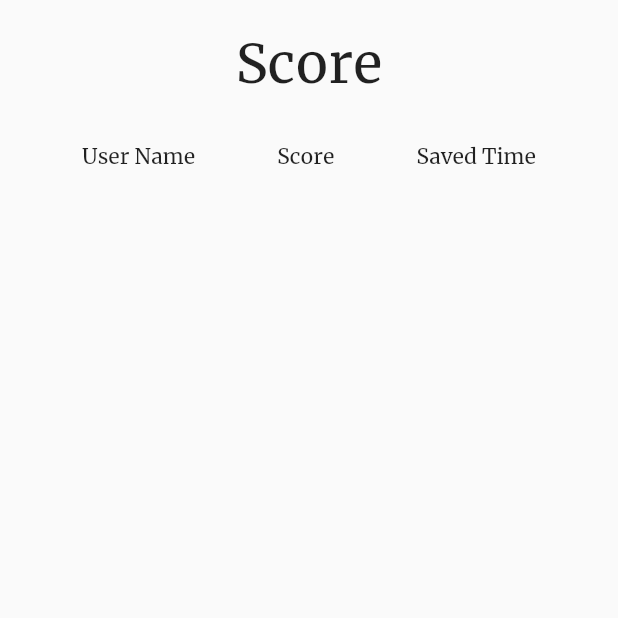
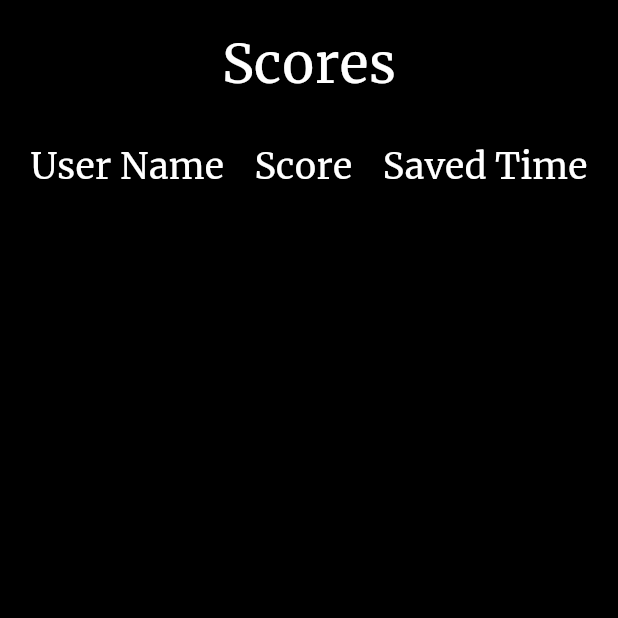
Before and after one commit to boring-km/flutter_dodge_game, a Flutter app: the ScoreScreen screen opened by its route, on a phone screen of 412 x 824 dp, the top half of it. Run offline on Flutter 3.47's test engine with Material 2 defaults, Android fonts, the phone set to English and light mode, and no system bars; our stand-ins replace get, hive, sensors_plus; missing offline and left inert: flame; accounts and stored records are empty.

Commit message:
Score 화면 개선

```diff
--- a/lib/presentation/score/score_screen.dart
+++ b/lib/presentation/score/score_screen.dart
@@ -8,6 +8,7 @@ class ScoreScreen extends StatelessWidget {
   @override
   Widget build(BuildContext context) {
     return Scaffold(
+      backgroundColor: Colors.black,
       body: SafeArea(
         child: Center(
           child: Padding(
@@ -16,33 +17,54 @@ class ScoreScreen extends StatelessWidget {
               mainAxisSize: MainAxisSize.min,
               children: [
                 const Text(
-                  'Score',
-                  style: TextStyle(fontSize: 36),
+                  'Scores',
+                  style: TextStyle(fontSize: 36, color: Colors.white),
                 ),
-                const SizedBox(height: 30,),
+                const SizedBox(
+                  height: 30,
+                ),
+                Row(
+                  mainAxisAlignment: MainAxisAlignment.spaceEvenly,
+                  children: const [
+                    Text(
+                      'User Name',
+                      style: TextStyle(color: Colors.white, fontSize: 24),
+                    ),
+                    Text(
+                      'Score',
+                      style: TextStyle(color: Colors.white, fontSize: 24),
+                    ),
+                    Text(
+                      'Saved Time',
+                      style: TextStyle(color: Colors.white, fontSize: 24),
+                    )
+                  ],
+                ),
+                const SizedBox(
+                  height: 16,
+                ),
                 GetBuilder<ScoreScreenController>(
                   builder: (controller) {
                     return Expanded(
                       child: ListView.builder(
-                        itemCount: controller.scoreList.length + 1,
+                        itemCount: controller.scoreList.length,
                         itemBuilder: (context, index) {
-                          if (index == 0) {
-                            return Row(
-                              mainAxisAlignment: MainAxisAlignment.spaceEvenly,
-                              children: const [
-                                Text('User Name'),
-                                Text('Score'),
-                                Text('Saved Time')
-                              ],
-                            );
-                          }
-                          final score = controller.scoreList[index-1];
+                          final score = controller.scoreList[index];
                           return Row(
                             mainAxisAlignment: MainAxisAlignment.spaceEvenly,
                             children: [
-                              Text(score.userName),
-                              Text('${score.num}s'),
-                              Text(score.time)
+                              Text(
+                                score.userName,
+                                style: TextStyle(color: Colors.white),
+                              ),
+                              Text(
+                                '${score.num}s',
+                                style: TextStyle(color: Colors.white),
+                              ),
+                              Text(
+                                score.time,
+                                style: TextStyle(color: Colors.white),
+                              )
                             ],
                           );
                         },
```
Also changed, not shown: 2 other files.
